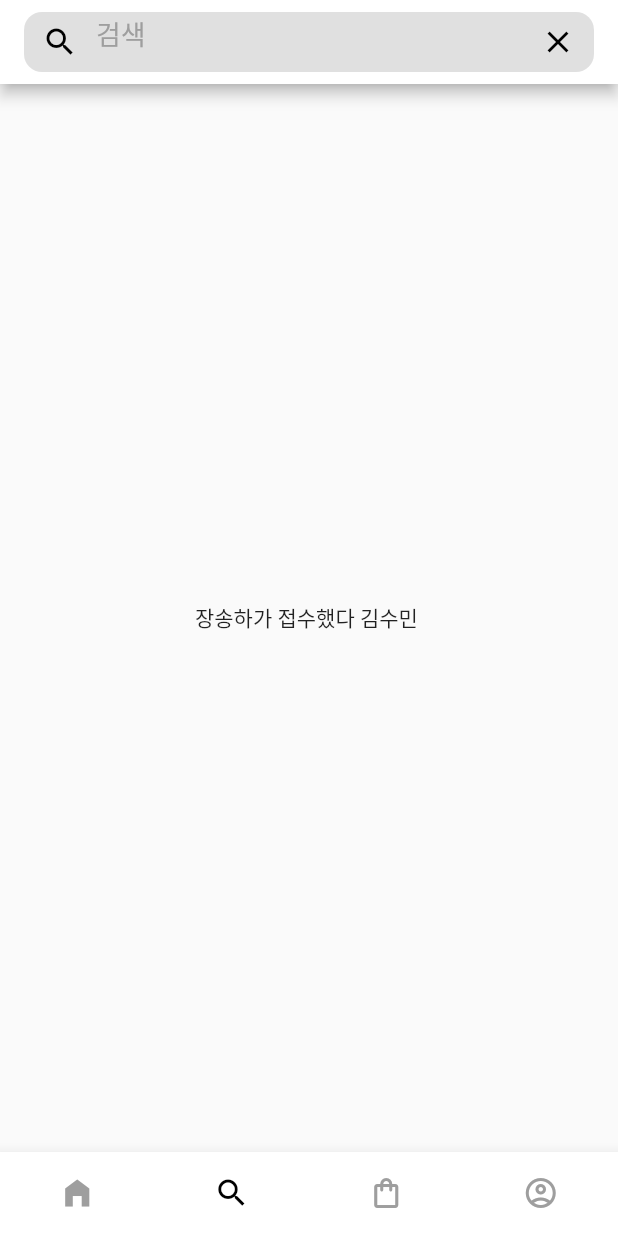
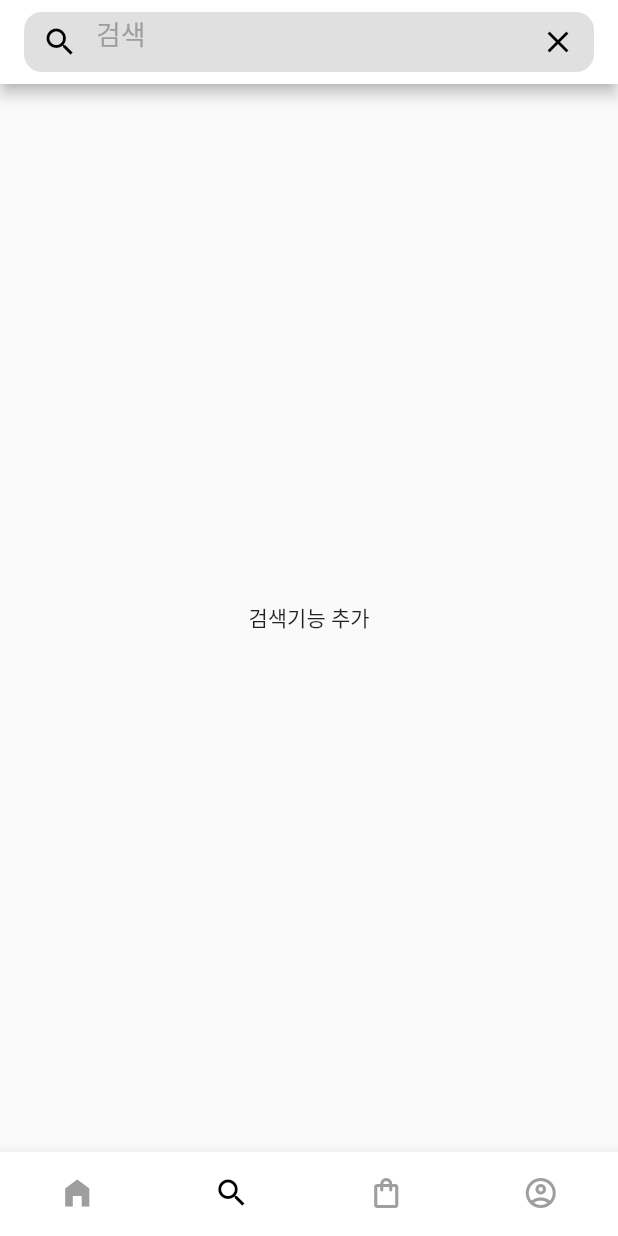
Before and after one commit to sumin04/flutter_MakeInstargramApp, a Flutter app: the screen it shows after launch, item 2 of the bottom bar chosen, on a phone screen of 412 x 824 dp. Run offline on Flutter 3.47's test engine with Material 2 defaults, Android fonts, the phone set to English and light mode, and no system bars; our stand-ins replace get, url_strategy; Roboto replaces fonts that are missing (NanumGothic).

Commit message:
// 초기설정

```diff
--- a/lib/mainpages/searchScreen.dart
+++ b/lib/mainpages/searchScreen.dart
@@ -56,7 +56,7 @@ class _SearchGridScreen extends State<SearchGridScreen> {
         backgroundColor: Colors.white,
         ),
       body: Center(
-        child: Text('장송하가 접수했다 김수민 '),
+        child: Text('검색기능 추가'),
       ),
     );
   }
```
